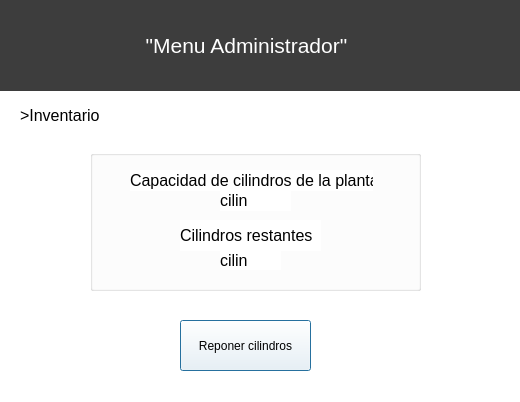
Before: the Qt Designer form admininventariowindow.ui in ClaudioCampuzano/TEL102-FlipiGas, drawn with Qt 5.
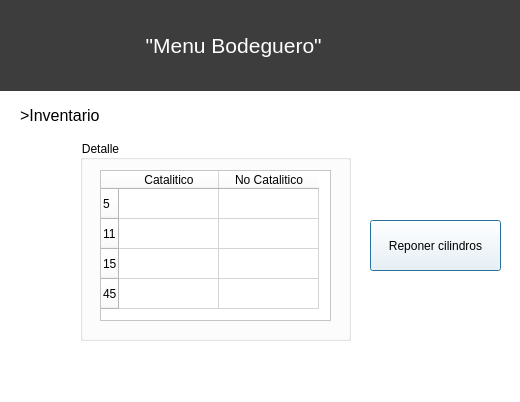
After: the same form once the commit is applied.

Commit message: Detalles listos, falta mas que la chucha

The edit to the form file:
```diff
--- a/admininventariowindow.ui
+++ b/admininventariowindow.ui
@@ -39,7 +39,7 @@
 color: rgb(255, 255, 255);</string>
    </property>
    <property name="text">
-    <string>                         &quot;Menu Administrador&quot;</string>
+    <string>                         &quot;Menu Bodeguero&quot;</string>
    </property>
   </widget>
   <widget class="QLabel" name="label">
@@ -61,100 +61,11 @@
     <string>&gt;Inventario</string>
    </property>
   </widget>
-  <widget class="QGroupBox" name="groupBox">
-   <property name="geometry">
-    <rect>
-     <x>90</x>
-     <y>150</y>
-     <width>331</width>
-     <height>141</height>
-    </rect>
-   </property>
-   <property name="title">
-    <string/>
-   </property>
-   <widget class="QLabel" name="label_2">
-    <property name="geometry">
-     <rect>
-      <x>40</x>
-      <y>20</y>
-      <width>243</width>
-      <height>21</height>
-     </rect>
-    </property>
-    <property name="font">
-     <font>
-      <family>Segoe UI</family>
-      <pointsize>12</pointsize>
-     </font>
-    </property>
-    <property name="text">
-     <string>Capacidad de cilindros de la planta</string>
-    </property>
-   </widget>
-   <widget class="QLabel" name="label_3">
-    <property name="geometry">
-     <rect>
-      <x>90</x>
-      <y>70</y>
-      <width>141</width>
-      <height>31</height>
-     </rect>
-    </property>
-    <property name="font">
-     <font>
-      <family>Segoe UI</family>
-      <pointsize>12</pointsize>
-     </font>
-    </property>
-    <property name="text">
-     <string>Cilindros restantes</string>
-    </property>
-   </widget>
-   <widget class="QLabel" name="CapacidadPlanta">
-    <property name="geometry">
-     <rect>
-      <x>130</x>
-      <y>40</y>
-      <width>71</width>
-      <height>21</height>
-     </rect>
-    </property>
-    <property name="font">
-     <font>
-      <family>Segoe UI</family>
-      <pointsize>12</pointsize>
-     </font>
-    </property>
-    <property name="text">
-     <string>cilin</string>
-    </property>
-   </widget>
-   <widget class="QLabel" name="CilinRestante">
-    <property name="geometry">
-     <rect>
-      <x>130</x>
-      <y>100</y>
-      <width>61</width>
-      <height>20</height>
-     </rect>
-    </property>
-    <property name="font">
-     <font>
-      <family>Segoe UI</family>
-      <pointsize>12</pointsize>
-     </font>
-    </property>
-    <property name="text">
-     <string>cilin</string>
-    </property>
-   </widget>
-  </widget>
   <widget class="QPushButton" name="pushButton">
    <property name="geometry">
     <rect>
-     <x>180</x>
-     <y>320</y>
+     <x>370</x>
+     <y>220</y>
      <width>131</width>
      <height>51</height>
     </rect>
@@ -163,6 +74,59 @@
     <string>Reponer cilindros</string>
    </property>
   </widget>
+  <widget class="QGroupBox" name="groupBox">
+   <property name="geometry">
+    <rect>
+     <x>80</x>
+     <y>140</y>
+     <width>271</width>
+     <height>201</height>
+    </rect>
+   </property>
+   <property name="title">
+    <string>Detalle</string>
+   </property>
+   <widget class="QTableWidget" name="detalle">
+    <property name="geometry">
+     <rect>
+      <x>20</x>
+      <y>30</y>
+      <width>231</width>
+      <height>151</height>
+     </rect>
+    </property>
+    <row>
+     <property name="text">
+      <string>5</string>
+     </property>
+    </row>
+    <row>
+     <property name="text">
+      <string>11</string>
+     </property>
+    </row>
+    <row>
+     <property name="text">
+      <string>15</string>
+     </property>
+    </row>
+    <row>
+     <property name="text">
+      <string>45</string>
+     </property>
+    </row>
+    <column>
+     <property name="text">
+      <string>Catalitico</string>
+     </property>
+    </column>
+    <column>
+     <property name="text">
+      <string>No Catalitico</string>
+     </property>
+    </column>
+   </widget>
+  </widget>
  </widget>
  <resources/>
  <connections/>
```
The commit also changes 13 other files.
